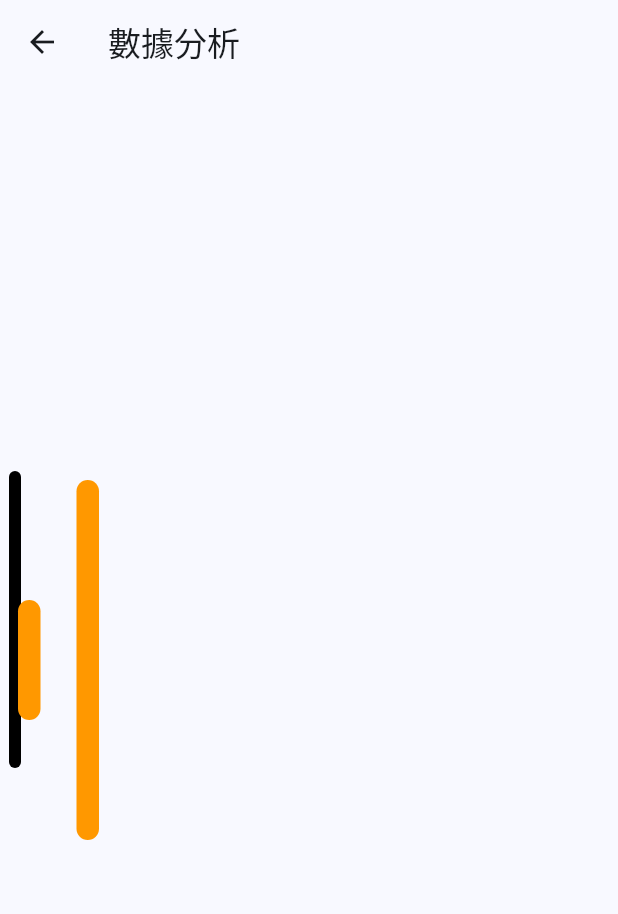
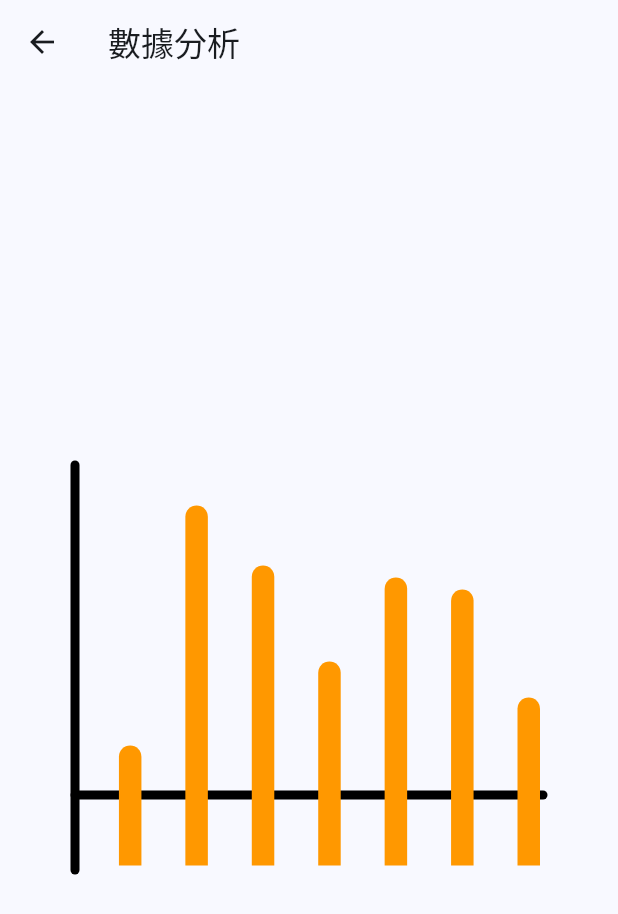
Before and after one commit to chengpuliang/tomato_bo, a Flutter app: the AnalysisPage screen opened directly, on a phone screen of 412 x 824 dp. Shown: the top 914 px of the screen. Run offline on Flutter 3.47's test engine with Material 3 defaults, Android fonts, the phone set to English and light mode, and no system bars.

Commit message:
12/12 18:00

```diff
--- a/lib/analysis.dart
+++ b/lib/analysis.dart
@@ -4,7 +4,8 @@ class AnalysisPage extends StatelessWidget {
   const AnalysisPage({super.key});
   @override
   Widget build(BuildContext context) {
-    var data = [10,30];
+    var data = [10, 30, 25, 17, 24, 23, 14];
+    final double paddingVal = ((MediaQuery.sizeOf(context).width - 165.0)/7)-6;
     return Scaffold(
       appBar: AppBar(
         title: const Text('數據分析'),
@@ -17,13 +18,18 @@ class AnalysisPage extends StatelessWidget {
               children: [
                 CustomPaint(
                   painter: ChartPainter(),
-                  size: const Size(100,200),
+                  size: Size( MediaQuery.sizeOf(context).width, 280),
                 ),
-                Row(
-                  children: [
-                    for (var day in data)
-                      Bar(value: day,)
-                  ],
+                Padding(
+                  padding: const EdgeInsets.fromLTRB(50, 0, 50, 0),
+                  child: Row(
+                    children: [
+                      for (var day in data)
+                        Bar(
+                          value: day,padding: paddingVal,
+                        )
+                    ],
+                  ),
                 )
               ],
             )
@@ -35,8 +41,9 @@ class AnalysisPage extends StatelessWidget {
 }
 
 class Bar extends StatefulWidget {
-  const Bar({required this.value});
+  const Bar({required this.value, required this.padding});
   final int value;
+  final double padding;
 
   @override
   State<StatefulWidget> createState() => _BarState();
@@ -51,11 +58,11 @@ class _BarState extends State<Bar> with SingleTickerProviderStateMixin {
       animation: _animationController,
       builder: (context, child) {
         return Container(
-          padding: EdgeInsets.all(12),
+          padding: EdgeInsets.fromLTRB(widget.padding, 277-_animation.value, 0, 0),
           child: Container(
               decoration: const BoxDecoration(
                   color: Colors.orange,
-                  borderRadius: BorderRadius.all(Radius.circular(12))),
+                  borderRadius: BorderRadius.only(topLeft: Radius.circular(12),topRight: Radius.circular(12))),
               height: _animation.value,
               width: 15.0),
         );
@@ -80,10 +87,12 @@ class ChartPainter extends CustomPainter {
   void paint(Canvas canvas, Size size) {
     final paint = Paint()
       ..strokeCap = StrokeCap.round
-      ..strokeWidth = 8.0
+      ..strokeWidth = 6.0
       ..color = Colors.black;
-    canvas.drawLine(const Offset(10, 10), Offset(10, size.height), paint);
+    canvas.drawLine(const Offset(50, 10), Offset(50, size.height), paint);
+    canvas.drawLine(Offset(50, size.height-50), Offset(size.width-50, size.height-50), paint);
   }
+
   @override
   bool shouldRepaint(covariant CustomPainter oldDelegate) {
     return false;
```
